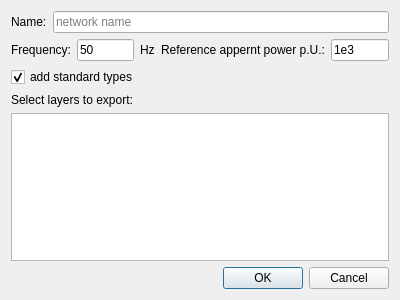
First picture: the form in pandapower_export_dialog_base.ui, repository e2nIEE/pandapower-qgis, before the edit.
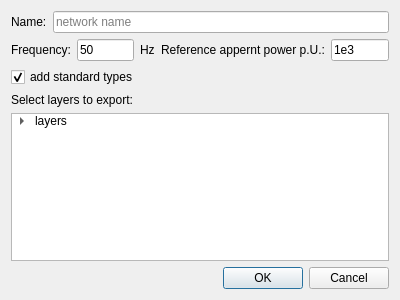
Second picture: the form after the edit.

Commit message: added better layer selection interface resolves #5

```diff
--- a/pandapower_export_dialog_base.ui
+++ b/pandapower_export_dialog_base.ui
@@ -112,13 +112,39 @@
     </widget>
    </item>
    <item>
-    <widget class="QListWidget" name="layerSelectWidget">
-     <property name="showDropIndicator" stdset="0">
-      <bool>false</bool>
-     </property>
+    <widget class="QTreeWidget" name="layerTreeWidget">
      <property name="selectionMode">
       <enum>QAbstractItemView::NoSelection</enum>
      </property>
+     <property name="selectionBehavior">
+      <enum>QAbstractItemView::SelectItems</enum>
+     </property>
+     <property name="headerHidden">
+      <bool>true</bool>
+     </property>
+     <column>
+      <property name="text">
+       <string>layernames</string>
+      </property>
+     </column>
+     <item>
+      <property name="text">
+       <string>layers</string>
+      </property>
+      <property name="flags">
+       <set>ItemIsSelectable|ItemIsDragEnabled|ItemIsDropEnabled|ItemIsUserCheckable|ItemIsEnabled|ItemIsTristate</set>
+      </property>
+      <item>
+       <property name="text">
+        <string>testlayer1</string>
+       </property>
+      </item>
+      <item>
+       <property name="text">
+        <string>testlayer2</string>
+       </property>
+      </item>
+     </item>
     </widget>
    </item>
    <item>
```
The commit also changes 1 other file.
